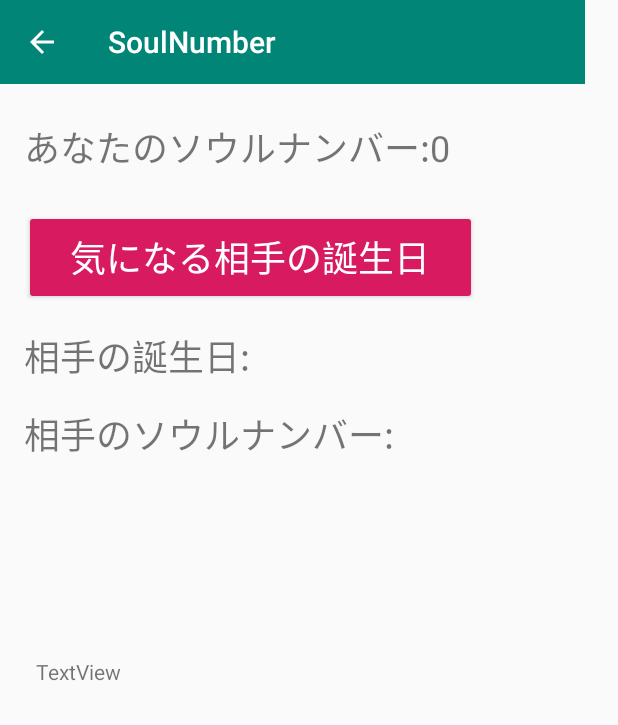
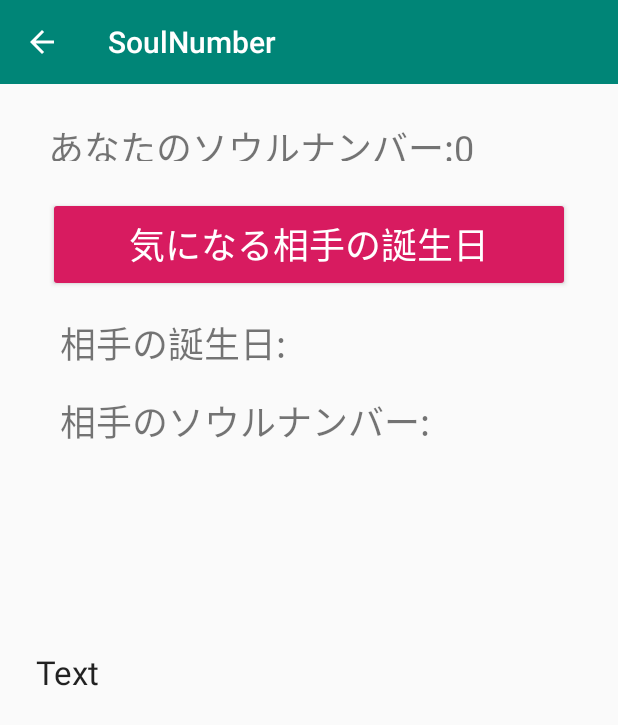
Before and after one commit to masterpiece015v/soulnumber, an Android app: the Main2Activity screen opened directly, with no data from a screen before it, on a phone screen of 412 x 824 dp. Shown: the top 725 px of the screen. Run offline under Robolectric (Android 15) with nearby library versions, the phone set to English and light mode, and no system bars.

Commit message:
19070201

```diff
--- a/app/src/main/java/tokyo/mp015v/soulnumber/Main2Activity.kt
+++ b/app/src/main/java/tokyo/mp015v/soulnumber/Main2Activity.kt
@@ -159,7 +159,6 @@ fun getComp(s1 : Int , s2 :Int , c : String ):Content?{
 }
 
 class Main2Activity : AppCompatActivity() {
-
     companion object {
         //ソウルナンバー
         var soulnum = 0
--- a/app/src/main/res/layout/activity_main.xml
+++ b/app/src/main/res/layout/activity_main.xml
@@ -50,7 +50,7 @@
         android:layout_marginStart="50dp"
         android:layout_marginTop="32dp"
         android:layout_marginEnd="50dp"
-        android:text="気になるあの人と・・・"
+        android:text="気になるあの人と"
         android:textSize="24sp"
         app:layout_constraintEnd_toEndOf="parent"
         app:layout_constraintStart_toStartOf="parent"
--- a/app/src/main/res/layout/activity_main2.xml
+++ b/app/src/main/res/layout/activity_main2.xml
@@ -8,23 +8,26 @@
 
     <android.support.v7.widget.Toolbar
         android:id="@+id/toolbar"
-        android:layout_width="390dp"
+        android:layout_width="0dp"
         android:layout_height="wrap_content"
         android:background="?attr/colorPrimary"
         android:minHeight="?attr/actionBarSize"
         android:theme="?attr/actionBarTheme"
+        app:layout_constraintEnd_toEndOf="parent"
         app:layout_constraintStart_toStartOf="parent"
         app:layout_constraintTop_toTopOf="parent" />
 
     <Button
         android:id="@+id/btn_birthday2"
         style="@style/Widget.AppCompat.Button.Colored"
-        android:layout_width="302dp"
+        android:layout_width="0dp"
         android:layout_height="63dp"
-        android:layout_marginStart="16dp"
+        android:layout_marginStart="32dp"
         android:layout_marginTop="24dp"
+        android:layout_marginEnd="32dp"
         android:text="気になる相手の誕生日"
         android:textSize="24sp"
+        app:layout_constraintEnd_toEndOf="parent"
         app:layout_constraintStart_toStartOf="parent"
         app:layout_constraintTop_toBottomOf="@+id/txt_soulnum2" />
 
@@ -32,7 +35,7 @@
         android:id="@+id/txt_birthday2"
         android:layout_width="wrap_content"
         android:layout_height="wrap_content"
-        android:layout_marginStart="16dp"
+        android:layout_marginStart="40dp"
         android:layout_marginTop="16dp"
         android:text="相手の誕生日:"
         android:textSize="24sp"
@@ -43,7 +46,7 @@
         android:id="@+id/txt_soulnum3"
         android:layout_width="wrap_content"
         android:layout_height="wrap_content"
-        android:layout_marginStart="16dp"
+        android:layout_marginStart="40dp"
         android:layout_marginTop="16dp"
         android:text="相手のソウルナンバー:"
         android:textSize="24sp"
@@ -53,10 +56,10 @@
     <TextView
         android:id="@+id/txt_soulnum2"
         android:layout_width="wrap_content"
-        android:layout_height="wrap_content"
-        android:layout_marginStart="16dp"
+        android:layout_height="27dp"
+        android:layout_marginStart="32dp"
         android:layout_marginTop="24dp"
-        android:text="TextView"
+        android:text="Text"
         android:textSize="24sp"
         app:layout_constraintStart_toStartOf="parent"
         app:layout_constraintTop_toBottomOf="@+id/toolbar" />
@@ -82,7 +85,8 @@
                 android:id="@+id/txt_comp2"
                 android:layout_width="wrap_content"
                 android:layout_height="wrap_content"
-                android:text="TextView" />
+                android:text="Text"
+                android:textAppearance="@style/TextAppearance.AppCompat.Large" />
         </LinearLayout>
     </ScrollView>
 
```
Also changed, not shown: app/src/main/res/layout/activity_main3.xml (+8 -4 lines).
